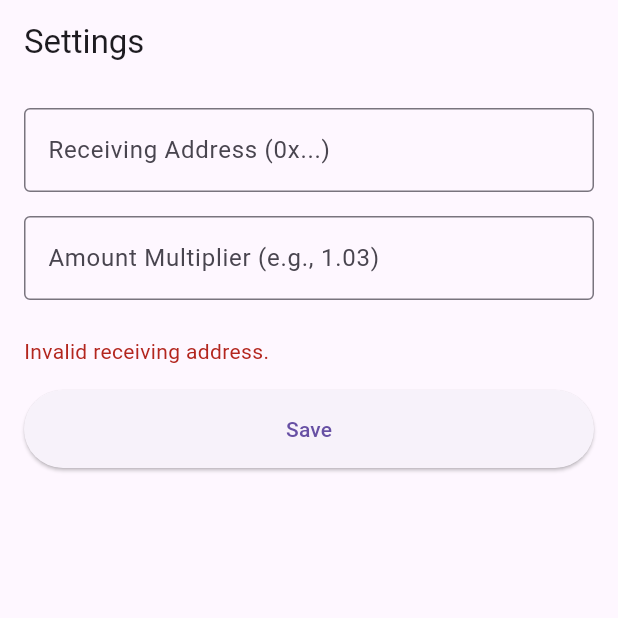
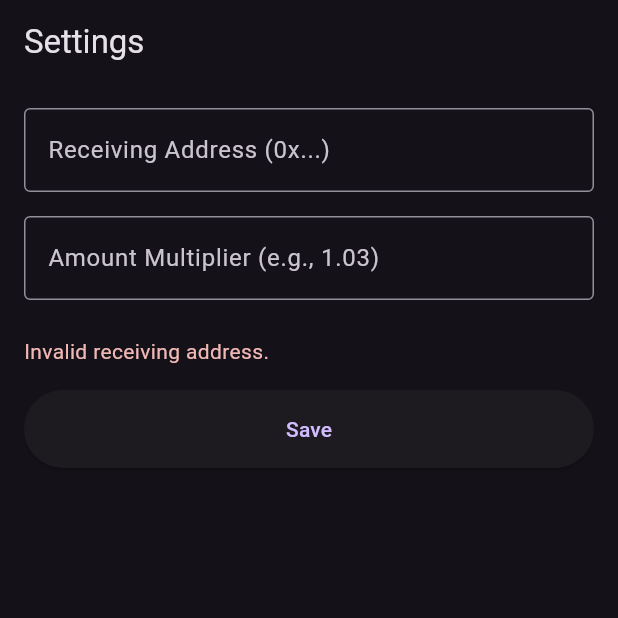
Before and after one commit to AlbertoNoris/pagocrypto, a Flutter app: the SettingsView screen opened by its route, after a tap on "Save", on a phone screen of 412 x 824 dp, the top half of it. Run offline on Flutter 3.47's test engine with Material 3 defaults, Android fonts, the phone set to English and light mode, and no system bars; our stand-ins replace go_router, qr_flutter, shared_preferences; accounts and stored records are empty.

Commit message:
refactor: update app theme to dark mode and improve settings handling

```diff
--- a/lib/main.dart
+++ b/lib/main.dart
@@ -15,7 +15,7 @@ class MyApp extends StatelessWidget {
     return MaterialApp.router(
       title: 'Crypto QR Generator',
       routerConfig: AppRouter.router,
-      theme: ThemeData.light(useMaterial3: true),
+      theme: ThemeData.dark(useMaterial3: true),
       debugShowCheckedModeBanner: false,
     );
   }
--- a/lib/src/features/payment_generator/views/settings_view.dart
+++ b/lib/src/features/payment_generator/views/settings_view.dart
@@ -26,38 +26,32 @@ class _SettingsViewState extends State<SettingsView> {
     _multiplierController = TextEditingController(
       text: _controller.amountMultiplier?.toString(),
     );
-
-    // Listen for the one-time save event
-    _controller.addListener(_onSettingsSaved);
   }
 
   @override
   void dispose() {
     _addressController.dispose();
     _multiplierController.dispose();
-    _controller.removeListener(_onSettingsSaved);
     super.dispose();
   }
 
-  void _onSettingsSaved() {
-    if (_controller.showSettingsSavedNotice) {
-      ScaffoldMessenger.of(
-        context,
-      ).showSnackBar(const SnackBar(content: Text('Settings Saved!')));
-      // Consume the event
-      _controller.onSettingsSavedNoticeShown();
-      // Pop back to home
-      if (context.canPop()) {
+  void _save() async {
+    await _controller.saveSettings(
+      address: _addressController.text,
+      multiplierString: _multiplierController.text,
+    );
+
+    // If save was successful (no error message), close the settings view
+    if (_controller.errorMessage == null && mounted) {
+      ScaffoldMessenger.of(context).showSnackBar(
+        const SnackBar(content: Text('Settings Saved!')),
+      );
+      // Brief delay to let snackbar display before popping
+      await Future.delayed(const Duration(milliseconds: 300));
+      if (mounted && context.canPop()) {
         context.pop();
       }
     }
-  }
-
-  void _save() {
-    _controller.saveSettings(
-      address: _addressController.text,
-      multiplierString: _multiplierController.text,
-    );
   }
 
   @override
```
Also changed, not shown: lib/src/features/payment_generator/views/home_view.dart (+1 -7 lines).
